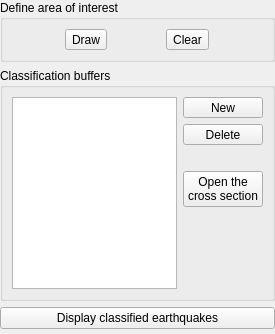
Before: the Qt Designer form ui/classificationWdg.ui in faunalia/gem-mt, drawn with Qt 5.
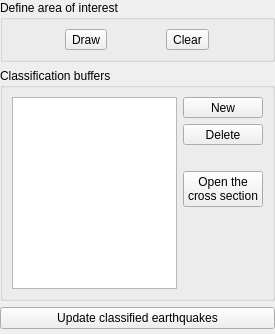
After: the same form once the commit is applied.

Commit message: change the update classification button text

The edit to the form file:
```diff
--- a/ui/classificationWdg.ui
+++ b/ui/classificationWdg.ui
@@ -146,7 +146,7 @@
    <item>
     <widget class="QPushButton" name="displayClassifiedDataBtn">
      <property name="text">
-      <string>Display classified earthquakes</string>
+      <string>Update classified earthquakes</string>
      </property>
     </widget>
    </item>
```
The commit also changes 1 other file.
